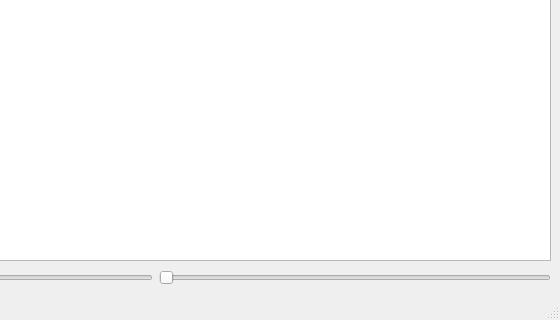
The window that src/mainwindow.ui (giacomogroppi/writernote-qt) describes before a commit, drawn with Qt 5; both pictures show x 467 to 1027 and y 351 to 671 of the 1027 by 671 pixel window.
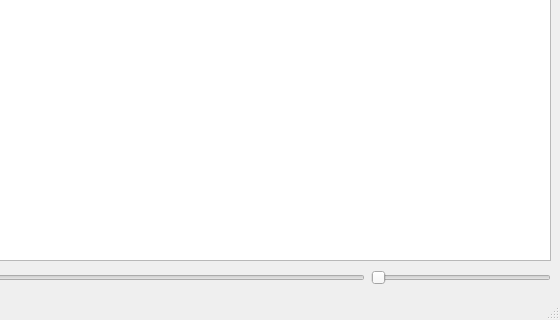
The same window after the commit. Icons and pictures are not drawn.

Patch:
```diff
--- a/src/mainwindow.ui
+++ b/src/mainwindow.ui
@@ -82,6 +82,18 @@
             </item>
             <item>
              <widget class="QSlider" name="volumeSlider">
+              <property name="minimumSize">
+               <size>
+                <width>0</width>
+                <height>0</height>
+               </size>
+              </property>
+              <property name="maximumSize">
+               <size>
+                <width>180</width>
+                <height>16777215</height>
+               </size>
+              </property>
               <property name="orientation">
                <enum>Qt::Horizontal</enum>
               </property>
```
